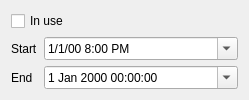
The window that host/applications/qtmon/tagconfiguration/hibernate.ui (tag-designs/software) describes before a commit, drawn with Qt 5.
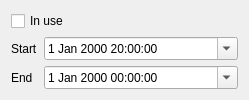
The same window after the commit.

```diff
--- a/host/applications/qtmon/tagconfiguration/hibernate.ui
+++ b/host/applications/qtmon/tagconfiguration/hibernate.ui
@@ -43,9 +43,6 @@
        <second>0</second>
       </time>
      </property>
-     <property name="displayFormat">
-      <string>M/d/yy h:00 AP</string>
-     </property>
      <property name="calendarPopup">
       <bool>true</bool>
      </property>
```
Left out of the diff: 4 changed lines with no effect on the pictures.
